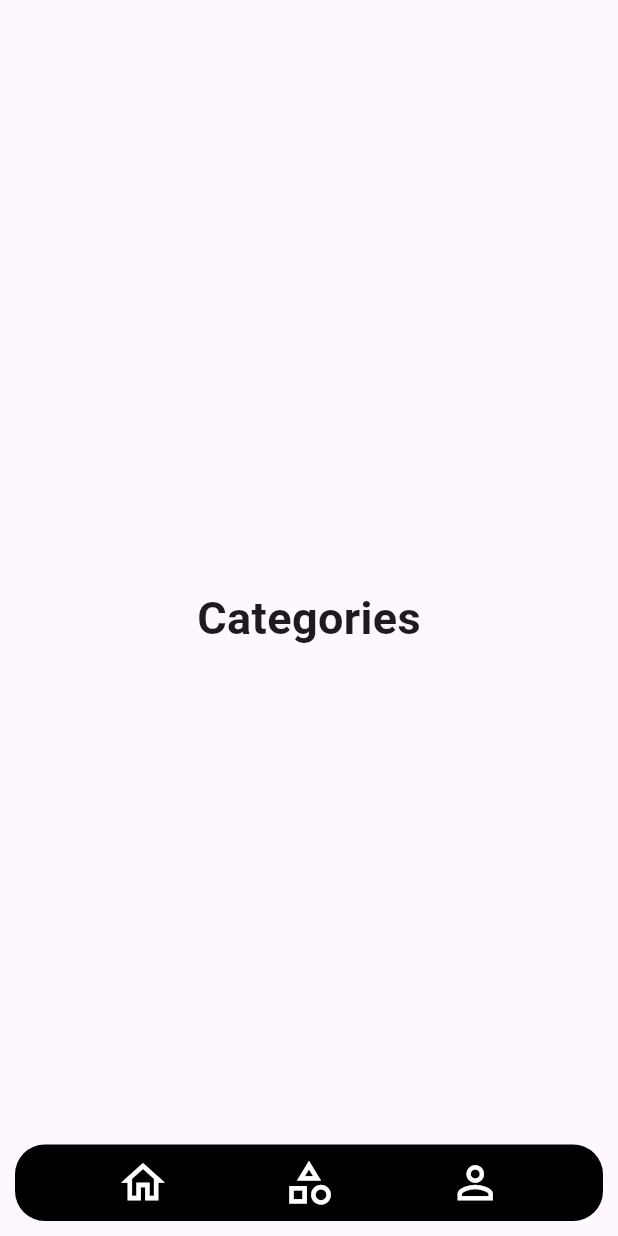
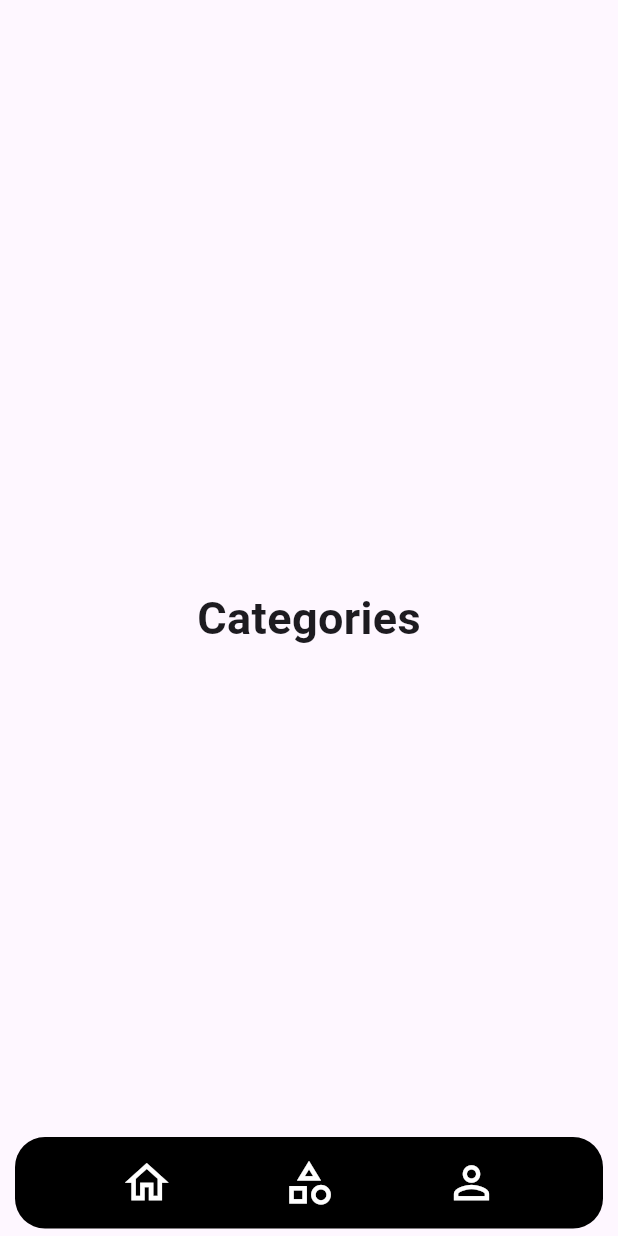
Before and after one commit to Vsjee/flutter_test, a Flutter app: the screen it shows after launch, item 2 of the bottom bar chosen, on a phone screen of 412 x 824 dp. Run offline on Flutter 3.47's test engine with Material 2 defaults, Android fonts, the phone set to English and light mode, and no system bars; our stand-ins replace go_router; network calls fail; statements that could not run were skipped.

Commit message:
update bottom nav position

```diff
--- a/lib/shared/widgets/bottom_nav_bar.dart
+++ b/lib/shared/widgets/bottom_nav_bar.dart
@@ -29,7 +29,8 @@ class _BottomNavBarState extends State<BottomNavBar> {
   @override
   Widget build(BuildContext context) {
     return Container(
-        margin: const EdgeInsets.symmetric(horizontal: 10, vertical: 10),
+        margin: const EdgeInsets.symmetric(horizontal: 10, vertical: 5),
+        padding: const EdgeInsets.symmetric(horizontal: 5, vertical: 5),
         decoration: BoxDecoration(
           color: Colors.black,
           borderRadius: BorderRadius.circular(20),
```
